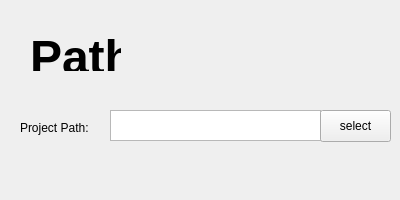
zhehuaz/ITE, file newprojectpathwidget.ui: the form before one commit.
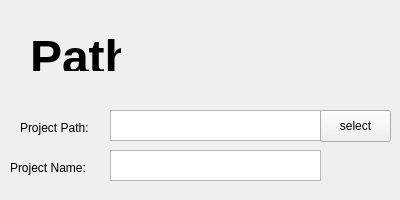
The form after the commit.

Commit message: Add project name in new project dialog

Patch:
```diff
--- a/newprojectpathwidget.ui
+++ b/newprojectpathwidget.ui
@@ -62,6 +62,29 @@
     <string>&lt;html&gt;&lt;head/&gt;&lt;body&gt;&lt;p&gt;&lt;span style=&quot; font-size:36pt; font-weight:600;&quot;&gt;Path&lt;/span&gt;&lt;/p&gt;&lt;/body&gt;&lt;/html&gt;</string>
    </property>
   </widget>
+  <widget class="QTextEdit" name="nameEdit">
+   <property name="geometry">
+    <rect>
+     <x>110</x>
+     <y>150</y>
+     <width>211</width>
+     <height>31</height>
+    </rect>
+   </property>
+  </widget>
+  <widget class="QLabel" name="label_3">
+   <property name="geometry">
+    <rect>
+     <x>10</x>
+     <y>160</y>
+     <width>91</width>
+     <height>16</height>
+    </rect>
+   </property>
+   <property name="text">
+    <string>Project Name:</string>
+   </property>
+  </widget>
  </widget>
  <resources/>
  <connections/>
```
The commit also changes 15 other files.
